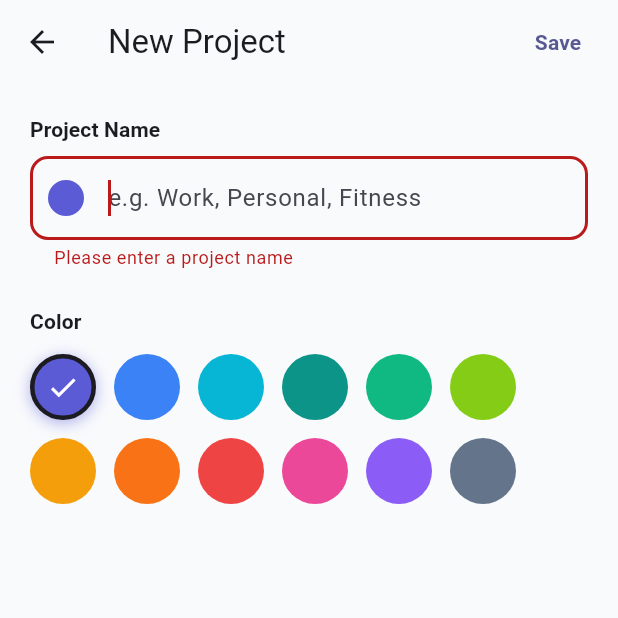
After one commit to mnaggarse/tamam, a Flutter app: the ProjectEditScreen screen opened by its route, after a tap on "Save", on a phone screen of 412 x 824 dp, the top half of it. The commit adds this screen. Run offline on Flutter 3.47's test engine with Material 3 defaults, Android fonts, the phone set to English and light mode, and no system bars; our stand-ins replace drift, equatable, flutter_riverpod, go_router; accounts and stored records are empty; generated files the repository leaves out were written again.

Commit message:
feat(projects): Add project list and edit screens with router integration

```diff
--- /dev/null
+++ b/lib/features/projects/presentation/screens/project_edit_screen.dart
@@ -0,0 +1,296 @@
+import 'package:flutter/material.dart';
+import 'package:flutter_riverpod/flutter_riverpod.dart';
+import 'package:go_router/go_router.dart';
+import 'package:tamam/features/projects/application/project_providers.dart';
+import 'package:tamam/features/projects/data/models/project.dart';
+
+/// Preset color palette for projects.
+const List<Color> projectPresetColors = [
+  Color(0xFF5B5BD6), // Indigo
+  Color(0xFF3B82F6), // Blue
+  Color(0xFF06B6D4), // Cyan
+  Color(0xFF0D9488), // Teal
+  Color(0xFF10B981), // Emerald
+  Color(0xFF84CC16), // Lime
+  Color(0xFFF59E0B), // Amber
+  Color(0xFFF97316), // Orange
+  Color(0xFFEF4444), // Coral Red
+  Color(0xFFEC4899), // Rose
+  Color(0xFF8B5CF6), // Purple
+  Color(0xFF64748B), // Slate
+];
+
+/// Screen for creating or editing a [Project].
+class ProjectEditScreen extends ConsumerStatefulWidget {
+  /// Creates a [ProjectEditScreen]. If [projectId] is null, opens in create
+  /// mode.
+  const ProjectEditScreen({
+    this.projectId,
+    super.key,
+  });
+
+  /// Optional ID of the project being edited.
+  final String? projectId;
+
+  @override
+  ConsumerState<ProjectEditScreen> createState() => _ProjectEditScreenState();
+}
+
+class _ProjectEditScreenState extends ConsumerState<ProjectEditScreen> {
+  final _formKey = GlobalKey<FormState>();
+  late final TextEditingController _nameController;
+  late Color _selectedColor;
+  bool _isInitialized = false;
+  Project? _existingProject;
+
+  @override
+  void initState() {
+    super.initState();
+    _nameController = TextEditingController();
+    _selectedColor = projectPresetColors.first;
+  }
+
+  @override
+  void dispose() {
+    _nameController.dispose();
+    super.dispose();
+  }
+
+  void _initializeFromProject(Project project) {
+    if (!_isInitialized) {
+      _existingProject = project;
+      _nameController.text = project.name;
+      _selectedColor = Color(project.color);
+      _isInitialized = true;
+    }
+  }
+
+  Future<void> _saveProject() async {
+    if (!_formKey.currentState!.validate()) return;
+
+    final name = _nameController.text.trim();
+    final colorValue = _selectedColor.toARGB32();
+    final controller = ref.read(projectControllerProvider.notifier);
+
+    if (widget.projectId == null) {
+      final newId = await controller.createProject(
+        name: name,
+        color: colorValue,
+      );
+      if (newId != null && mounted) {
+        context.pop();
+      }
+    } else if (_existingProject != null) {
+      final updated = _existingProject!.copyWith(
+        name: name,
+        color: colorValue,
+      );
+      final success = await controller.updateProject(updated);
+      if (success && mounted) {
+        context.pop();
+      }
+    }
+  }
+
+  Future<void> _confirmDelete() async {
+    final confirmed = await showDialog<bool>(
+      context: context,
+      builder: (context) => AlertDialog(
+        title: const Text('Delete Project?'),
+        content: Text(
+          'Are you sure you want to delete "${_existingProject?.name}"?',
+        ),
+        actions: [
+          TextButton(
+            onPressed: () => Navigator.of(context).pop(false),
+            child: const Text('Cancel'),
+          ),
+          FilledButton(
+            onPressed: () => Navigator.of(context).pop(true),
+            style: FilledButton.styleFrom(
+              backgroundColor: Theme.of(context).colorScheme.error,
+            ),
+            child: const Text('Delete'),
+          ),
+        ],
+      ),
+    );
+
+    if ((confirmed ?? false) && mounted && widget.projectId != null) {
+      final success = await ref
+          .read(projectControllerProvider.notifier)
+          .deleteProject(widget.projectId!);
+      if (success && mounted) {
+        context.pop();
+      }
+    }
+  }
+
+  @override
+  Widget build(BuildContext context) {
+    final isEditing = widget.projectId != null;
+    final controllerState = ref.watch(projectControllerProvider);
+    final isLoading = controllerState.isLoading;
+
+    if (isEditing && !_isInitialized) {
+      final projectAsync = ref.watch(projectByIdProvider(widget.projectId!));
+
+      return projectAsync.when(
+        data: (project) {
+          if (project == null) {
+            return Scaffold(
+              appBar: AppBar(title: const Text('Project Not Found')),
+              body: const Center(child: Text('This project no longer exists.')),
+            );
+          }
+          _initializeFromProject(project);
+          return _buildForm(context, isLoading: isLoading);
+        },
+        loading: () => const Scaffold(
+          body: Center(child: CircularProgressIndicator()),
+        ),
+        error: (error, _) => Scaffold(
+          appBar: AppBar(title: const Text('Error')),
+          body: Center(child: Text('Failed to load project: $error')),
+        ),
+      );
+    }
+
+    return _buildForm(context, isLoading: isLoading);
+  }
+
+  Widget _buildForm(BuildContext context, {required bool isLoading}) {
+    final isEditing = widget.projectId != null;
+    final theme = Theme.of(context);
+
+    return Scaffold(
+      appBar: AppBar(
+        title: Text(isEditing ? 'Edit Project' : 'New Project'),
+        actions: [
+          if (isEditing)
+            IconButton(
+              icon: const Icon(Icons.delete_outline),
+              tooltip: 'Delete Project',
+              onPressed: isLoading ? null : _confirmDelete,
+            ),
+          Padding(
+            padding: const EdgeInsets.only(right: 8),
+            child: TextButton(
+              onPressed: isLoading ? null : _saveProject,
+              child: isLoading
+                  ? const SizedBox(
+                      width: 20,
+                      height: 20,
+                      child: CircularProgressIndicator(strokeWidth: 2),
+                    )
+                  : const Text(
+                      'Save',
+                      style: TextStyle(fontWeight: FontWeight.bold),
+                    ),
+            ),
+          ),
+        ],
+      ),
+      body: SingleChildScrollView(
+        padding: const EdgeInsets.all(20),
+        child: Form(
+          key: _formKey,
+          child: Column(
+            crossAxisAlignment: CrossAxisAlignment.start,
+            children: [
+              Text(
+                'Project Name',
+                style: theme.textTheme.titleSmall?.copyWith(
+                  fontWeight: FontWeight.w600,
+                ),
+              ),
+              const SizedBox(height: 8),
+              TextFormField(
+                controller: _nameController,
+                autofocus: !isEditing,
+                textCapitalization: TextCapitalization.sentences,
+                decoration: InputDecoration(
+                  hintText: 'e.g. Work, Personal, Fitness',
+                  prefixIcon: Padding(
+                    padding: const EdgeInsets.all(12),
+                    child: Container(
+                      width: 20,
+                      height: 20,
+                      decoration: BoxDecoration(
+                        color: _selectedColor,
+                        shape: BoxShape.circle,
+                      ),
+                    ),
+                  ),
+                  border: OutlineInputBorder(
+                    borderRadius: BorderRadius.circular(12),
+                  ),
+                ),
+                validator: (value) {
+                  if (value == null || value.trim().isEmpty) {
+                    return 'Please enter a project name';
+                  }
+                  return null;
+                },
+              ),
+              const SizedBox(height: 24),
+              Text(
+                'Color',
+                style: theme.textTheme.titleSmall?.copyWith(
+                  fontWeight: FontWeight.w600,
+                ),
+              ),
+              const SizedBox(height: 12),
+              Wrap(
+                spacing: 12,
+                runSpacing: 12,
+                children: projectPresetColors.map((color) {
+                  final isSelected =
+                      _selectedColor.toARGB32() == color.toARGB32();
+                  return InkWell(
+                    onTap: () {
+                      setState(() {
+                        _selectedColor = color;
+                      });
+                    },
+                    borderRadius: BorderRadius.circular(24),
+                    child: AnimatedContainer(
+                      duration: const Duration(milliseconds: 200),
+                      width: 44,
+                      height: 44,
+                      decoration: BoxDecoration(
+                        color: color,
+                        shape: BoxShape.circle,
+                        border: Border.all(
+                          color: isSelected
+                              ? theme.colorScheme.onSurface
+                              : Colors.transparent,
+                          width: 3,
+                        ),
+                        boxShadow: [
+                          if (isSelected)
+                            BoxShadow(
+                              color: color.withAlpha(120),
+                              blurRadius: 8,
+                              offset: const Offset(0, 2),
+                            ),
+                        ],
+                      ),
+                      child: isSelected
+                          ? const Icon(
+                              Icons.check,
+                              color: Colors.white,
+                              size: 22,
+                            )
+                          : null,
+                    ),
+                  );
+                }).toList(),
+              ),
+            ],
+          ),
+        ),
+      ),
+    );
+  }
+}
--- /dev/null
+++ b/lib/features/projects/presentation/screens/project_list_screen.dart
@@ -0,0 +1,155 @@
+import 'package:flutter/material.dart';
+import 'package:flutter_riverpod/flutter_riverpod.dart';
+import 'package:go_router/go_router.dart';
+import 'package:tamam/features/projects/application/project_providers.dart';
+import 'package:tamam/features/projects/data/models/project.dart';
+
+/// Screen displaying the list of active projects.
+class ProjectListScreen extends ConsumerWidget {
+  /// Creates a [ProjectListScreen].
+  const ProjectListScreen({super.key});
+
+  @override
+  Widget build(BuildContext context, WidgetRef ref) {
+    final projectsAsync = ref.watch(projectsStreamProvider);
+
+    return Scaffold(
+      appBar: AppBar(
+        title: const Text('Projects'),
+      ),
+      body: projectsAsync.when(
+        data: (projects) {
+          if (projects.isEmpty) {
+            return _buildEmptyState(context);
+          }
+          return _buildProjectList(context, ref, projects);
+        },
+        loading: () => const Center(
+          child: CircularProgressIndicator(),
+        ),
+        error: (error, _) => Center(
+          child: Text('Error loading projects: $error'),
+        ),
+      ),
+      floatingActionButton: FloatingActionButton(
+        onPressed: () => context.push('/projects/new'),
+        tooltip: 'New Project',
+        child: const Icon(Icons.add),
+      ),
+    );
+  }
+
+  Widget _buildEmptyState(BuildContext context) {
+    final theme = Theme.of(context);
+
+    return Center(
+      child: Padding(
+        padding: const EdgeInsets.all(32),
+        child: Column(
+          mainAxisAlignment: MainAxisAlignment.center,
+          children: [
+            Icon(
+              Icons.folder_open_outlined,
+              size: 64,
+              color: theme.colorScheme.primary.withAlpha(160),
+            ),
+            const SizedBox(height: 16),
+            Text(
+              'No projects yet',
+              style: theme.textTheme.titleLarge?.copyWith(
+                fontWeight: FontWeight.bold,
+              ),
+            ),
+            const SizedBox(height: 8),
+            Text(
+              'Create projects to group and organize your tasks '
+              'by area of life or goal.',
+              textAlign: TextAlign.center,
+              style: theme.textTheme.bodyMedium?.copyWith(
+                color: theme.colorScheme.onSurfaceVariant,
+              ),
+            ),
+            const SizedBox(height: 24),
+            FilledButton.icon(
+              onPressed: () => context.push('/projects/new'),
+              icon: const Icon(Icons.add),
+              label: const Text('Create Project'),
+            ),
+          ],
+        ),
+      ),
+    );
+  }
+
+  Widget _buildProjectList(
+    BuildContext context,
+    WidgetRef ref,
+    List<Project> projects,
+  ) {
+    return ListView.separated(
+      padding: const EdgeInsets.symmetric(vertical: 12),
+      itemCount: projects.length,
+      separatorBuilder: (_, __) => const Divider(height: 1, indent: 56),
+      itemBuilder: (context, index) {
+        final project = projects[index];
+        final color = Color(project.color);
+
+        return Dismissible(
+          key: ValueKey(project.id),
+          direction: DismissDirection.endToStart,
+          background: Container(
+            alignment: Alignment.centerRight,
+            padding: const EdgeInsets.only(right: 20),
+            color: Theme.of(context).colorScheme.error,
+            child: const Icon(Icons.delete, color: Colors.white),
+          ),
+          confirmDismiss: (direction) async {
+            return showDialog<bool>(
+              context: context,
+              builder: (ctx) => AlertDialog(
+                title: const Text('Delete Project?'),
+                content: Text(
+                  'Are you sure you want to delete "${project.name}"?',
+                ),
+                actions: [
+                  TextButton(
+                    onPressed: () => Navigator.of(ctx).pop(false),
+                    child: const Text('Cancel'),
+                  ),
+                  FilledButton(
+                    onPressed: () => Navigator.of(ctx).pop(true),
+                    style: FilledButton.styleFrom(
+                      backgroundColor: Theme.of(ctx).colorScheme.error,
+                    ),
+                    child: const Text('Delete'),
+                  ),
+                ],
+              ),
+            );
+          },
+          onDismissed: (_) {
+            ref
+                .read(projectControllerProvider.notifier)
+                .deleteProject(project.id);
+          },
+          child: ListTile(
+            leading: Container(
+              width: 24,
+              height: 24,
+              decoration: BoxDecoration(
+                color: color,
+                shape: BoxShape.circle,
+              ),
+            ),
+            title: Text(
+              project.name,
+              style: const TextStyle(fontWeight: FontWeight.w500),
+            ),
+            trailing: const Icon(Icons.chevron_right, size: 20),
+            onTap: () => context.push('/projects/${project.id}'),
+          ),
+        );
+      },
+    );
+  }
+}
```
Also changed, not shown: lib/core/router/app_router.dart (+55 -5 lines).
